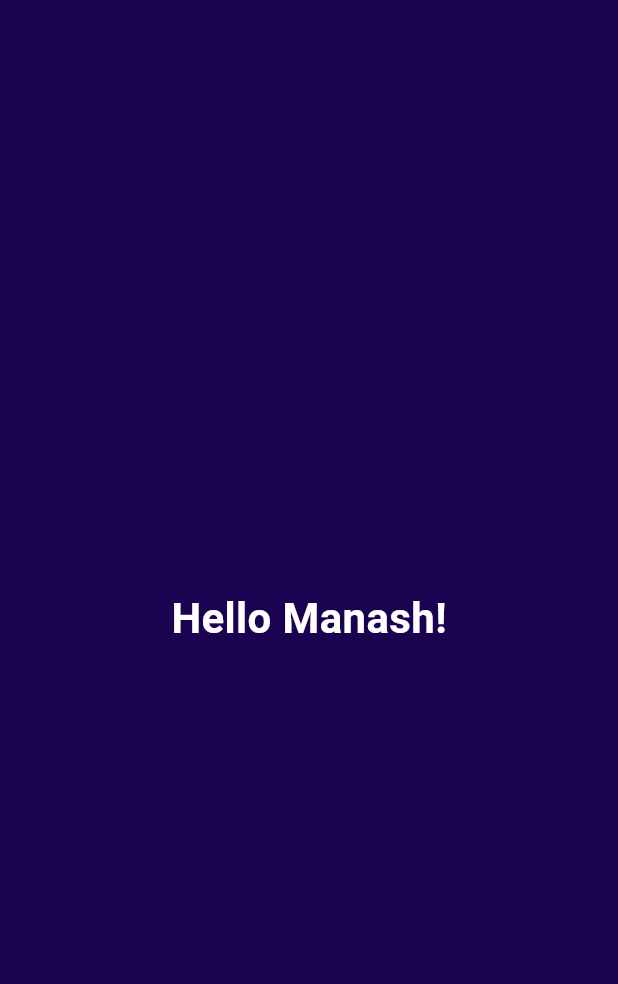
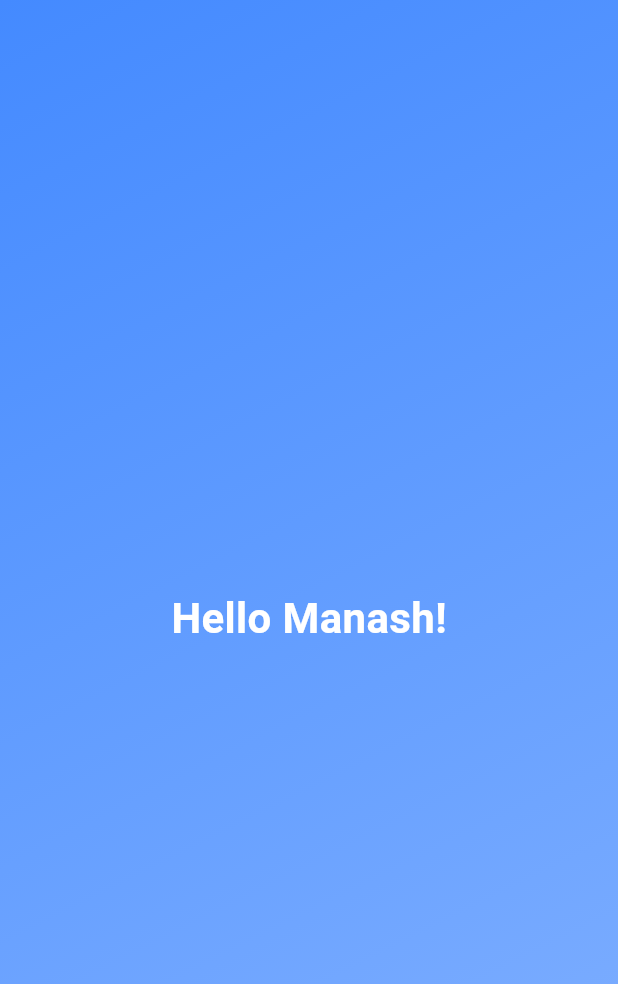
Before and after one commit to ManashNepal/dice_roll_app, a Flutter app: the screen it shows after launch, on a phone screen of 412 x 824 dp. Shown: the top 984 px of the screen. Run offline on Flutter 3.47's test engine with Material 3 defaults, Android fonts, the phone set to English and light mode, and no system bars.

Commit message:
custom gradient class

```diff
--- a/lib/gradient_container.dart
+++ b/lib/gradient_container.dart
@@ -5,19 +5,19 @@ const startAlignment = Alignment.topLeft;
 const endAlignment = Alignment.bottomRight;
 
 class GradientContainer extends StatelessWidget {
-  const GradientContainer({super.key});
+  const GradientContainer(this.firstColor, this.secondColor, {super.key});
+
+  final Color firstColor;
+  final Color secondColor;
 
   @override
   Widget build(context) {
     return Container(
-      decoration: const BoxDecoration(
+      decoration: BoxDecoration(
         gradient: LinearGradient(
           begin: startAlignment,
           end: endAlignment,
-          colors: [
-            Color.fromARGB(255, 26, 2, 80),
-            Color.fromARGB(255, 26, 2, 80),
-          ],
+          colors: [firstColor, secondColor],
         ),
       ),
       child: const Center(
```
Also changed, not shown: lib/main.dart (+5 -2 lines).
